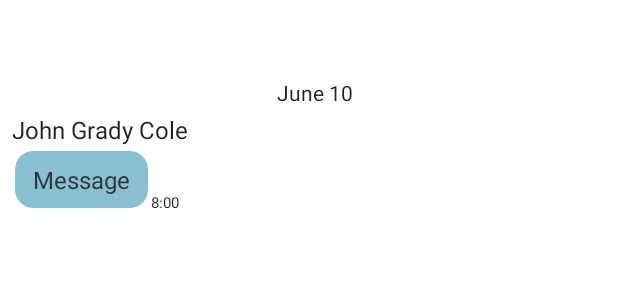
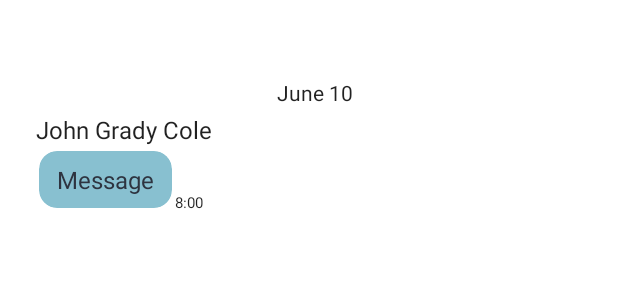
Before and after one commit to LucidLeaf/DecSecChat, an Android app: the layout chat_from_them.xml on its own in the app's theme, with its tools: preview values and no code run, on a phone screen of 412 x 824 dp. Shown: the top 300 px of the screen. Run offline under Robolectric (Android 15) with nearby library versions, the phone set to English and light mode, and no system bars.

Commit message:
changes to layouts

```diff
--- a/app/src/main/res/layout/activity_chat.xml
+++ b/app/src/main/res/layout/activity_chat.xml
@@ -43,6 +43,7 @@
         android:layout_marginEnd="8dp"
         android:layout_weight="1"
         android:backgroundTint="#00FFFFFF"
+        android:minHeight="48dp"
         app:layout_constraintBottom_toBottomOf="parent"
         app:layout_constraintEnd_toEndOf="parent"
         app:layout_constraintTop_toBottomOf="@+id/recyclerChatMessages"
--- a/app/src/main/res/layout/activity_main.xml
+++ b/app/src/main/res/layout/activity_main.xml
@@ -63,6 +63,7 @@
         style="@style/Theme.DecentralizedSecureChat"
         android:layout_width="wrap_content"
         android:layout_height="wrap_content"
+        android:layout_marginStart="8dp"
         android:layout_marginTop="8dp"
         android:layout_marginEnd="8dp"
         android:layout_marginBottom="8dp"
@@ -70,7 +71,7 @@
         android:textSize="24sp"
         app:layout_constraintBottom_toTopOf="@+id/peerList"
         app:layout_constraintEnd_toEndOf="parent"
-        app:layout_constraintStart_toStartOf="@+id/icWifi"
+        app:layout_constraintStart_toEndOf="@+id/icLocation"
         app:layout_constraintTop_toTopOf="parent" />
 
 </androidx.constraintlayout.widget.ConstraintLayout>
--- a/app/src/main/res/layout/chat_from_me.xml
+++ b/app/src/main/res/layout/chat_from_me.xml
@@ -1,4 +1,5 @@
 <?xml version="1.0" encoding="utf-8"?>
+<!--credit to https://sendbird.com/developer/tutorials/android-chat-tutorial-building-a-messaging-ui-->
 <androidx.constraintlayout.widget.ConstraintLayout xmlns:android="http://schemas.android.com/apk/res/android"
     xmlns:app="http://schemas.android.com/apk/res-auto"
     android:layout_width="match_parent"
--- a/app/src/main/res/layout/chat_from_them.xml
+++ b/app/src/main/res/layout/chat_from_them.xml
@@ -1,4 +1,5 @@
 <?xml version="1.0" encoding="utf-8"?>
+<!--credit to https://sendbird.com/developer/tutorials/android-chat-tutorial-building-a-messaging-ui-->
 <androidx.constraintlayout.widget.ConstraintLayout xmlns:android="http://schemas.android.com/apk/res/android"
     xmlns:app="http://schemas.android.com/apk/res-auto"
     xmlns:tools="http://schemas.android.com/tools"
@@ -27,22 +28,24 @@
         style="@style/Theme.DecentralizedSecureChat"
         android:layout_width="wrap_content"
         android:layout_height="wrap_content"
+        android:layout_marginStart="16dp"
         android:text="John Grady Cole"
         android:textSize="16sp"
-        app:layout_constraintTop_toBottomOf="@+id/text_gchat_date_other"
-        tools:layout_editor_absoluteX="24dp" />
+        app:layout_constraintStart_toStartOf="parent"
+        app:layout_constraintTop_toBottomOf="@+id/text_gchat_date_other" />
 
     <androidx.cardview.widget.CardView
         android:id="@+id/card_gchat_message_other"
         android:layout_width="wrap_content"
         android:layout_height="wrap_content"
+        android:layout_marginStart="16dp"
         app:cardBackgroundColor="@color/nord8"
         app:cardCornerRadius="12dp"
         app:cardElevation="0dp"
         app:cardPreventCornerOverlap="false"
         app:cardUseCompatPadding="true"
-        app:layout_constraintTop_toBottomOf="@+id/text_gchat_user_other"
-        tools:layout_editor_absoluteX="16dp">
+        app:layout_constraintStart_toStartOf="parent"
+        app:layout_constraintTop_toBottomOf="@+id/text_gchat_user_other">
 
         <LinearLayout
             android:id="@+id/layout_gchat_container_other"
```
